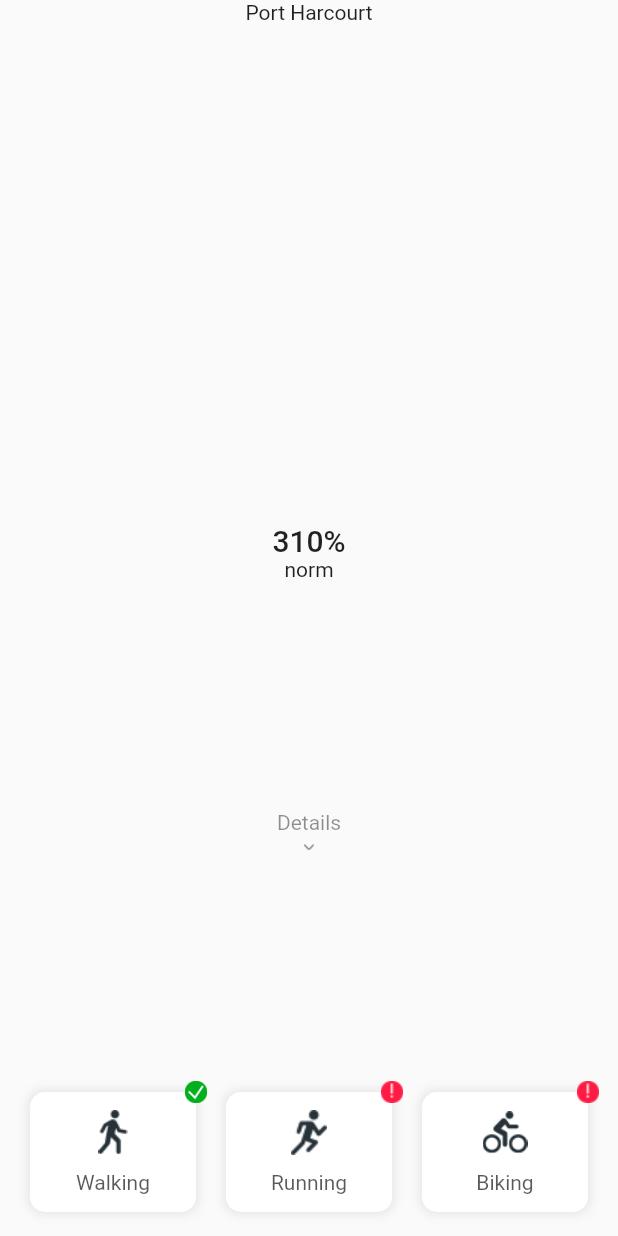
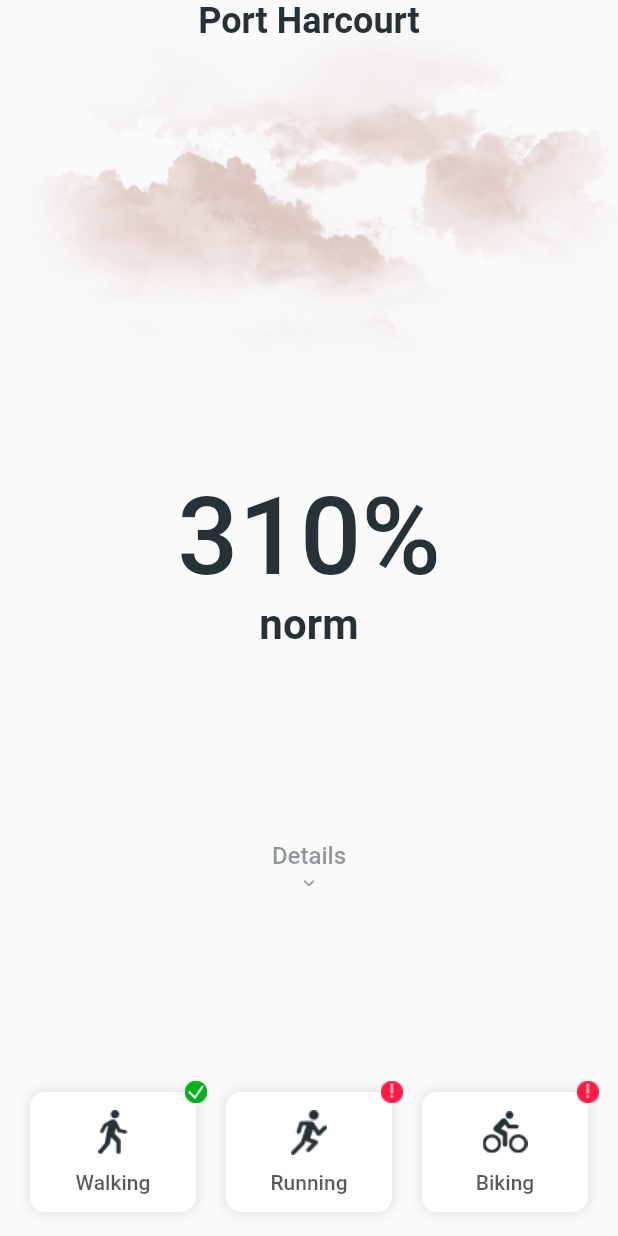
Before and after one commit to codeflames/airCheck, a Flutter app: the screen it shows after launch, on a phone screen of 412 x 824 dp. Run offline on Flutter 3.47's test engine with Material 2 defaults, Android fonts, the phone set to English and light mode, and no system bars; our stand-ins replace video_player.

Commit message:
finish first part of home screen

```diff
--- a/lib/app/air_check.dart
+++ b/lib/app/air_check.dart
@@ -1,3 +1,4 @@
+import 'package:aircheck/app/app_theme.dart';
 import 'package:aircheck/ui/home/home_page.dart';
 import 'package:flutter/material.dart';
 
@@ -7,10 +8,7 @@ class AirCheck extends StatelessWidget {
     return MaterialApp(
       title: 'Flutter Demo',
       debugShowCheckedModeBanner: false,
-      theme: ThemeData(
-        primarySwatch: Colors.blue,
-        visualDensity: VisualDensity.adaptivePlatformDensity,
-      ),
+      theme: AppThemeDataFactory.prepareThemeData(),
       home: HomePage(title: 'Flutter Demo Home Page'),
     );
   }
--- /dev/null
+++ b/lib/app/app_colors.dart
@@ -0,0 +1,9 @@
+import 'dart:ui';
+import 'package:flutter/material.dart';
+
+class AppColors {
+  static const Color primary = Colors.white;
+  static const Color background = Colors.white;
+
+  static const Color textPrimary = Color(0xFF263238);
+}
--- /dev/null
+++ b/lib/app/app_icons.dart
@@ -0,0 +1,10 @@
+class AppIcons {
+  static const String _basePath = 'assets/images';
+
+  static String arrowDown = '$_basePath/icon_arrow_down.png';
+  static String run = '$_basePath/icon_run.png';
+  static String cycle = '$_basePath/icon_cycle.png';
+  static String walking = '$_basePath/icon_walking.png';
+  static String warning = '$_basePath/icon_warning.png';
+  static String good = '$_basePath/icon_good.png';
+}
--- /dev/null
+++ b/lib/app/app_theme.dart
@@ -0,0 +1,30 @@
+import 'package:aircheck/app/app_colors.dart';
+import 'package:flutter/material.dart';
+
+class AppThemeDataFactory {
+  static ThemeData prepareThemeData() {
+    return ThemeData(
+        brightness: Brightness.light,
+        primaryColor: AppColors.primary,
+        accentColor: AppColors.textPrimary,
+        backgroundColor: AppColors.background,
+        fontFamily: "Roboto",
+        textTheme: TextTheme(
+            headline6: TextStyle(
+                fontSize: 72,
+                fontWeight: FontWeight.w500,
+                color: AppColors.textPrimary),
+            subtitle2: TextStyle(
+                fontSize: 28,
+                fontWeight: FontWeight.w600,
+                color: AppColors.textPrimary),
+            subtitle1: TextStyle(
+                fontSize: 24,
+                fontWeight: FontWeight.w600,
+                color: AppColors.textPrimary),
+            bodyText1: TextStyle(
+                fontSize: 16,
+                fontWeight: FontWeight.w500,
+                color: AppColors.textPrimary)));
+  }
+}
--- /dev/null
+++ b/lib/app/strings.dart
@@ -0,0 +1,9 @@
+class Strings {
+  static String activityWalking = "Walking";
+  static String activityRunning = "Running";
+  static String activityBiking = "Biking";
+
+  static String exampleCityName = "Port Harcourt";
+  static String airQualityNorm = "norm";
+  static String details = "Details";
+}
--- a/lib/ui/home/home_page.dart
+++ b/lib/ui/home/home_page.dart
@@ -1,6 +1,8 @@
+import 'package:aircheck/app/strings.dart';
 import 'package:aircheck/ui/home/widgets/activities_widget.dart';
 import 'package:aircheck/ui/home/widgets/activity_widget.dart';
 import 'package:aircheck/ui/home/widgets/animated_percentage_widget.dart';
+import 'package:aircheck/ui/home/widgets/video_player_widget.dart';
 import 'package:flutter/material.dart';
 
 class HomePage extends StatefulWidget {
@@ -16,34 +18,50 @@ class _HomePageState extends State<HomePage> {
   @override
   Widget build(BuildContext context) {
     return Scaffold(
-      body: SafeArea(
+      body: Stack(
+        children: <Widget>[
+          Image.asset(
+            "assets/images/fog.png",
+            fit: BoxFit.fill,
+          ),
+          SafeArea(
             child: Column(
               crossAxisAlignment: CrossAxisAlignment.stretch,
               children: <Widget>[
-            _buildTitle(),
-            _buildExpandedContent(),
+                _buildTitle(context),
+                // Container(
+                //   height: 150,
+                //   child: VideoPlayerWidget(videoPath: "assets/videos/fog.mp4"),
+                // ),
+                _buildExpandedContent(context),
                 _buildActivitiesWidget(),
               ],
             ),
+          ),
+        ],
       ),
     );
   }
 }
 
-Widget _buildAirPollutionContent() {
+Widget _buildAirPollutionContent(BuildContext context) {
   return Column(
     mainAxisAlignment: MainAxisAlignment.center,
     children: <Widget>[
       AnimatedPercentageWidget(fromValue: 0, toValue: 310),
-      Text("norm"),
+      Text(
+        Strings.airQualityNorm,
+        style: Theme.of(context).textTheme.subtitle2,
+      ),
     ],
   );
 }
 
-Widget _buildTitle() {
+Widget _buildTitle(BuildContext context) {
   return Text(
-    "Port Harcourt",
+    Strings.exampleCityName,
     textAlign: TextAlign.center,
+    style: Theme.of(context).textTheme.subtitle1,
   );
 }
 
@@ -60,12 +78,17 @@ Widget _buildActivitiesWidget() {
   );
 }
 
-Widget _buildDetailsWidget() {
+Widget _buildDetailsWidget(BuildContext context) {
   return Expanded(
     child: Column(
       mainAxisAlignment: MainAxisAlignment.center,
       children: <Widget>[
-        Opacity(opacity: 0.5, child: Text("Details")),
+        Opacity(
+            opacity: 0.5,
+            child: Text(
+              Strings.details,
+              style: Theme.of(context).textTheme.bodyText1,
+            )),
         SizedBox(height: 5),
         Image.asset("assets/images/icon_arrow_down.png", width: 7, height: 7),
       ],
@@ -73,13 +96,13 @@ Widget _buildDetailsWidget() {
   );
 }
 
-Widget _buildExpandedContent() {
+Widget _buildExpandedContent(BuildContext context) {
   return Expanded(
     child: Column(
       children: <Widget>[
         Expanded(child: Container()),
-        _buildAirPollutionContent(),
-        _buildDetailsWidget(),
+        _buildAirPollutionContent(context),
+        _buildDetailsWidget(context),
       ],
     ),
   );
--- a/lib/ui/home/widgets/activity_widget.dart
+++ b/lib/ui/home/widgets/activity_widget.dart
@@ -1,3 +1,5 @@
+import 'package:aircheck/app/app_icons.dart';
+import 'package:aircheck/app/strings.dart';
 import 'package:flutter/material.dart';
 
 enum ActivityType { walking, running, biking }
@@ -45,13 +47,13 @@ class ActivityWidget extends StatelessWidget {
         return Container(
           width: _Constants.badgeSize,
           height: _Constants.badgeSize,
-          child: Image.asset("assets/images/icon_good.png"),
+          child: Image.asset(AppIcons.good),
         );
       case ActivityQuality.bad:
         return Container(
           width: _Constants.badgeSize,
           height: _Constants.badgeSize,
-          child: Image.asset("assets/images/icon_warning.png"),
+          child: Image.asset(AppIcons.warning),
         );
     }
     return Container();
@@ -111,11 +113,11 @@ class ActivityWidget extends StatelessWidget {
   Image _imageForActivityType(ActivityType activityType) {
     switch (activityType) {
       case ActivityType.walking:
-        return Image.asset("assets/images/icon_walking.png");
+        return Image.asset(AppIcons.walking);
       case ActivityType.running:
-        return Image.asset("assets/images/icon_run.png");
+        return Image.asset(AppIcons.run);
       case ActivityType.biking:
-        return Image.asset("assets/images/icon_cycle.png");
+        return Image.asset(AppIcons.cycle);
     }
 
     return null;
@@ -124,11 +126,11 @@ class ActivityWidget extends StatelessWidget {
   String _titleForActivityType(ActivityType activityType) {
     switch (activityType) {
       case ActivityType.walking:
-        return "Walking";
+        return Strings.activityWalking;
       case ActivityType.running:
-        return "Running";
+        return Strings.activityRunning;
       case ActivityType.biking:
-        return "Biking";
+        return Strings.activityBiking;
     }
 
     return null;
```
Also changed, not shown: lib/ui/home/widgets/video_player_widget.dart (added, +41 -0 lines), pubspec.yaml (+14 -5 lines), assets/images/fog.png (added), assets/images/fogs.png (added), pubspec.lock, 1 other file. Lines whose indentation alone changed are shown as unchanged.
